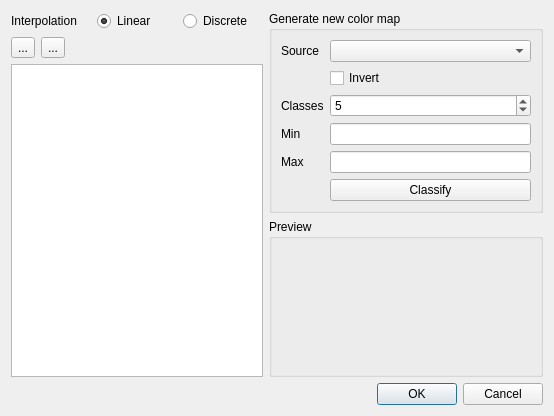
The window that qgis_plugin/crayfish_colormap_dialog.ui (lutraconsulting/qgis-crayfish-plugin) describes before a commit, drawn with Qt 5.
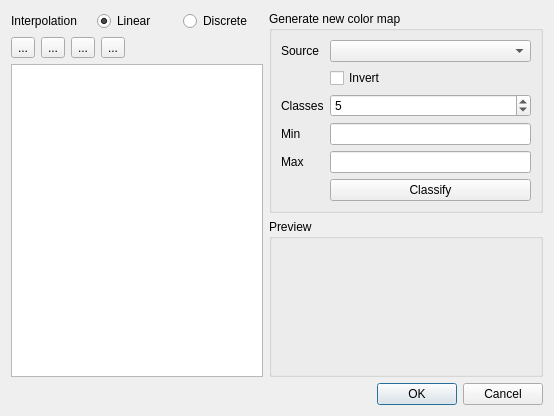
The same window after the commit. Custom widgets are drawn as their Qt base class.

Commit message: Load/save of color maps (same .txt format as QGIS)

```diff
--- a/qgis_plugin/crayfish_colormap_dialog.ui
+++ b/qgis_plugin/crayfish_colormap_dialog.ui
@@ -60,6 +60,20 @@
          </property>
         </widget>
        </item>
+       <item>
+        <widget class="QToolButton" name="btnLoad">
+         <property name="text">
+          <string>...</string>
+         </property>
+        </widget>
+       </item>
+       <item>
+        <widget class="QToolButton" name="btnSave">
+         <property name="text">
+          <string>...</string>
+         </property>
+        </widget>
+       </item>
        <item>
         <spacer name="horizontalSpacer">
          <property name="orientation">
```
Left out of the diff: 2 changed lines with no effect on the pictures. The commit also changes 2 other files.
